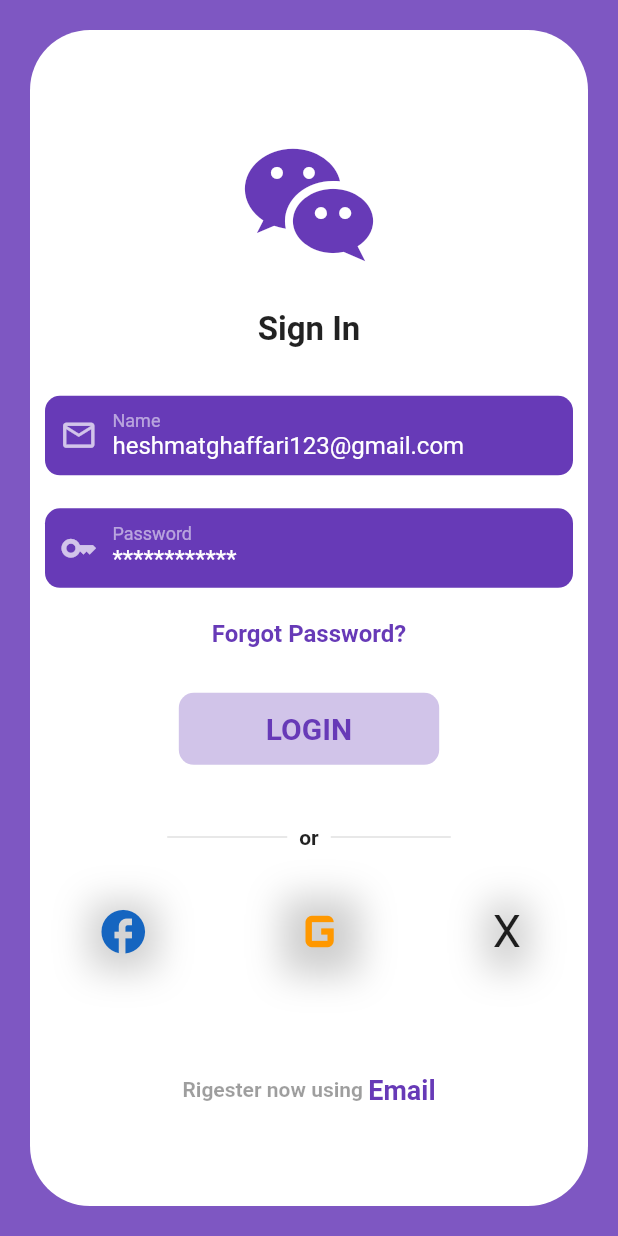
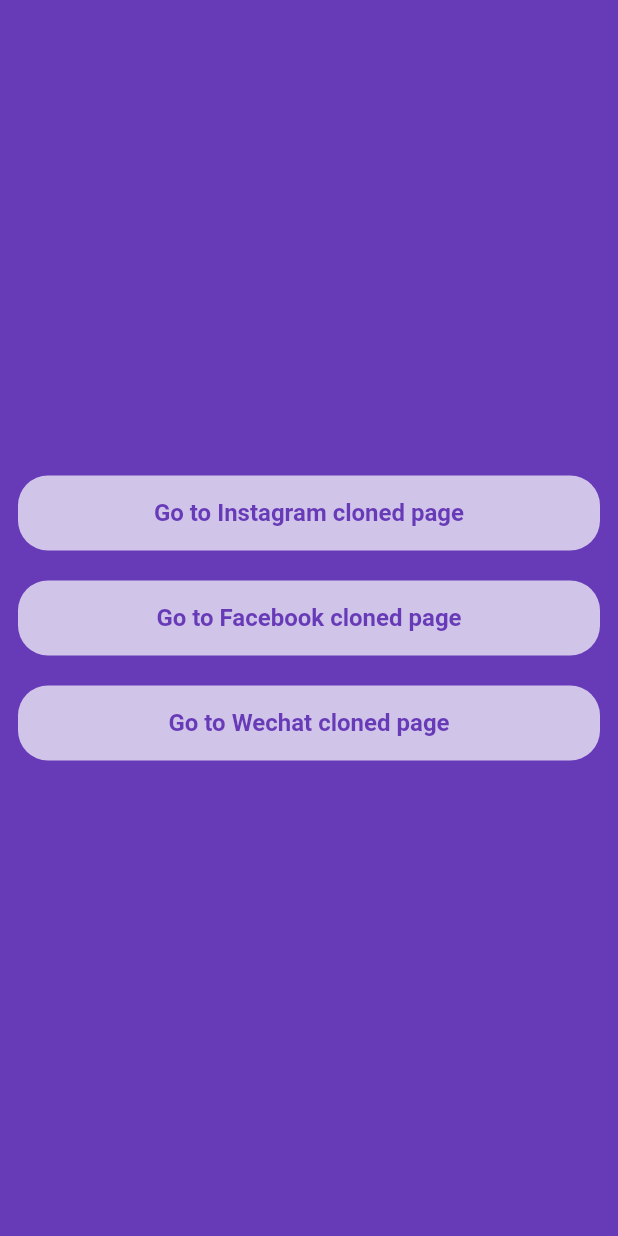
Before and after one commit to HeshmatGhaffariHadid/Pages, a Flutter app: the screen it shows after launch, on a phone screen of 412 x 824 dp. Run offline on Flutter 3.47's test engine with Material 2 defaults, Android fonts, the phone set to English and light mode, and no system bars.

Commit message:
Second and third pages were designed

```diff
--- /dev/null
+++ b/lib/main/clickable_container.dart
@@ -0,0 +1,31 @@
+import 'package:flutter/material.dart';
+
+class CLickableContainer extends StatelessWidget {
+  String note;
+  String rout;
+  CLickableContainer({required this.note,required this.rout});
+
+  @override
+  Widget build(BuildContext context) {
+    return Container(
+      height: 50,
+      width: double.infinity,
+      decoration: BoxDecoration(
+        color: Colors.deepPurple.shade100,
+        borderRadius: BorderRadius.circular(20),
+      ),
+      child: TextButton(onPressed: (){
+        Navigator.pushNamed(context,rout);
+      }, child: Padding(
+        padding: const EdgeInsets.symmetric(horizontal: 60,vertical: 0.1),
+        child: Text(
+          note,style: TextStyle(
+          fontSize: 16,
+          fontWeight: FontWeight.bold,
+          color: Colors.deepPurple,
+        ),
+        ),
+      )),
+    );
+  }
+}
--- /dev/null
+++ b/lib/main/main.dart
@@ -0,0 +1,45 @@
+import 'package:flutter/material.dart';
+import 'package:pages/facebookPage/home.dart';
+import 'package:pages/wechatPage/wechatHome.dart';
+import '../instagramPage/page.dart';
+import 'clickable_container.dart';
+
+void main() {
+  runApp(
+      MaterialApp(
+        debugShowCheckedModeBanner: false,
+        initialRoute: '/',
+        routes: {
+          '/' : (context) => NavigatorPage(),
+          '/instagram' : (context) => Pages(),
+          '/facebook' : (context) => Home(),
+          '/wechat' : (context) => WechatHome(),
+        },
+
+      ),
+  );
+}
+class NavigatorPage extends StatelessWidget {
+  const NavigatorPage({super.key});
+
+  @override
+  Widget build(BuildContext context) {
+    return Scaffold(
+      backgroundColor: Colors.deepPurple,
+
+      body: Padding(
+        padding: const EdgeInsets.all(12),
+        child: Column(
+          mainAxisAlignment: MainAxisAlignment.center,
+          children: [
+            CLickableContainer(note: 'Go to Instagram cloned page',rout: '/instagram',),
+            const SizedBox(height: 20),
+            CLickableContainer(note: 'Go to Facebook cloned page',rout: '/facebook',),
+            const SizedBox(height: 20),
+            CLickableContainer(note: 'Go to Wechat cloned page', rout: '/wechat',),
+          ],
+        ),
+      ),
+    );
+  }
+}
--- a/lib/wechatPage/wechatHome.dart
+++ b/lib/wechatPage/wechatHome.dart
@@ -71,12 +71,17 @@ class WechatHome extends StatelessWidget {
                     child: Padding(
                       padding: const EdgeInsets.symmetric(
                           horizontal: 50, vertical: 0.1),
+                      child: GestureDetector(
+                        onTap: (){
+                          Navigator.pushNamed(context, '/');
+                        },
                         child: Text(
                           'LOGIN',
                           style: TextStyle(
                               color: Colors.deepPurple,
                               fontSize: 20,
                               fontWeight: FontWeight.bold),
+                        ),
                       ),
                     ),
                   ),
```
Also changed, not shown: lib/facebookPage/home.dart (+6 -1 lines), lib/instagramPage/page.dart (+7 -1 lines), lib/main.dart (deleted, +0 -18 lines), 1 other file. Lines whose indentation alone changed are shown as unchanged.
